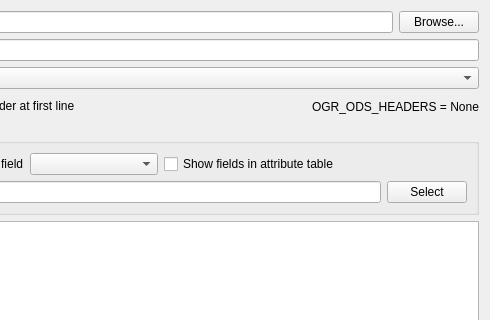
Old version of the form ui/ui_SpreadsheetLayersDialog.ui in the repository camptocamp/QGIS-SpreadSheetLayers; both pictures show x 310 to 800 and y 0 to 320 of the 800 by 665 pixel window.
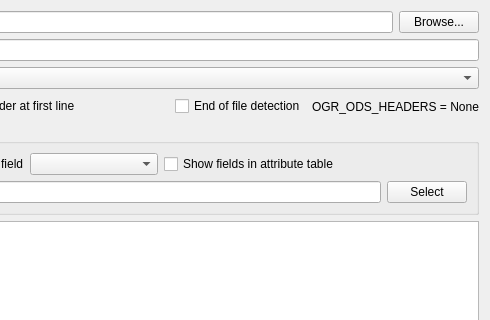
New version of the form.

Commit message: Add checkbox for eof detection

```diff
--- a/ui/ui_SpreadsheetLayersDialog.ui
+++ b/ui/ui_SpreadsheetLayersDialog.ui
@@ -161,6 +161,13 @@
          </property>
         </spacer>
        </item>
+       <item>
+        <widget class="QCheckBox" name="eofDetectionBox">
+         <property name="text">
+          <string>End of file detection</string>
+         </property>
+        </widget>
+       </item>
        <item>
         <widget class="QLabel" name="ogrHeadersLabel">
          <property name="text">
```
The commit also changes 2 other files.
